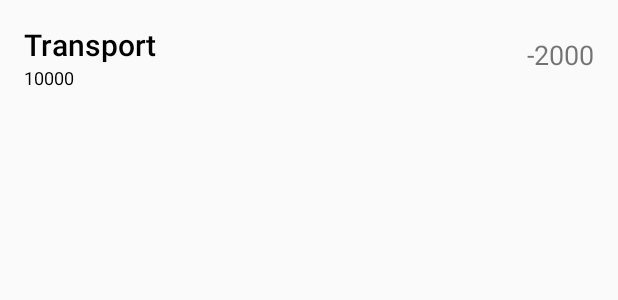
After one commit to EgorenkovPavel/CashFlow, an Android app: the layout item_parent_category.xml on its own in the app's theme, with its tools: preview values and no code run, on a phone screen of 412 x 824 dp. The commit adds this screen. Shown: the top 300 px of the screen. Run offline under Robolectric (Android 15) with nearby library versions, the phone set to English and light mode, and no system bars.

Commit message:
Add parent category to list

```diff
--- a/app/src/main/java/com/epipasha/cashflow/categories/CategoryViewModel.java
+++ b/app/src/main/java/com/epipasha/cashflow/categories/CategoryViewModel.java
@@ -76,7 +76,7 @@ public class CategoryViewModel extends AndroidViewModel{
             public void onCategoryLoaded(Category category) {
                 mCategory.set(category);
                 isNew.set(false);
-                setParentCategoryPosition();
+                loadParentCategories();
             }
 
             @Override
@@ -86,7 +86,7 @@ public class CategoryViewModel extends AndroidViewModel{
         });
         mMonthCashflow = mRepository.loadMonthCashflow(categoryId);
 
-        loadParentCategories();
+
     }
 
     public void start(){
@@ -179,6 +179,8 @@ public class CategoryViewModel extends AndroidViewModel{
             return;
         }
 
+        category.setParentId(mParentCategories.get().get(mParentCategoryPosition.get()).getId());
+
         mRepository.insertCategory(category);
     }
 
--- a/app/src/main/java/com/epipasha/cashflow/data/dao/CategoryDao.java
+++ b/app/src/main/java/com/epipasha/cashflow/data/dao/CategoryDao.java
@@ -25,6 +25,7 @@ public interface CategoryDao {
     List<Category> getParentCategories(OperationType type);
 
     @Query("SELECT categories.id as id, "
+            + "categories.parent_id as parent_id, "
             + "categories.title as title, "
             + "categories.type as type, "
             + "categories.budget as budget,"
--- /dev/null
+++ b/app/src/main/res/layout/item_parent_category.xml
@@ -0,0 +1,41 @@
+<?xml version="1.0" encoding="utf-8"?>
+<androidx.constraintlayout.widget.ConstraintLayout xmlns:android="http://schemas.android.com/apk/res/android"
+    xmlns:app="http://schemas.android.com/apk/res-auto"
+    xmlns:tools="http://schemas.android.com/tools"
+    android:layout_width="match_parent"
+    android:layout_height="72dp">
+
+    <TextView
+        android:id="@+id/lbl_in"
+        android:layout_width="wrap_content"
+        android:layout_height="wrap_content"
+        android:layout_marginStart="16dp"
+        android:layout_marginTop="16dp"
+        android:textAppearance="@style/TextAppearance.AppCompat.Title"
+        app:layout_constraintStart_toStartOf="parent"
+        app:layout_constraintTop_toTopOf="parent"
+        tools:text="Transport" />
+
+    <TextView
+        android:id="@+id/tvFact"
+        android:layout_width="wrap_content"
+        android:layout_height="wrap_content"
+        android:layout_marginTop="8dp"
+        android:layout_marginEnd="16dp"
+        android:layout_marginBottom="8dp"
+        android:textSize="18sp"
+        app:layout_constraintBottom_toBottomOf="parent"
+        app:layout_constraintEnd_toEndOf="parent"
+        app:layout_constraintTop_toTopOf="parent"
+        tools:text="-2000" />
+
+    <TextView
+        android:id="@+id/tvBudget"
+        android:layout_width="wrap_content"
+        android:layout_height="wrap_content"
+        android:textAppearance="@style/TextAppearance.AppCompat.Caption"
+        app:layout_constraintStart_toStartOf="@+id/lbl_in"
+        app:layout_constraintTop_toBottomOf="@+id/lbl_in"
+        tools:text="10000" />
+
+</androidx.constraintlayout.widget.ConstraintLayout>
```
Also changed, not shown: app/src/main/java/com/epipasha/cashflow/categories/CategoryAdapter.java (+48 -6 lines), app/src/main/java/com/epipasha/cashflow/data/entites/CategoryWithCashflow.java (+10 -0 lines).
